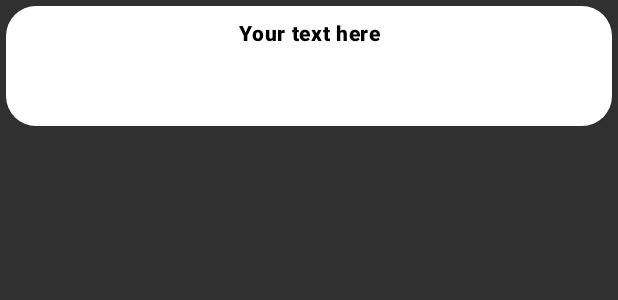
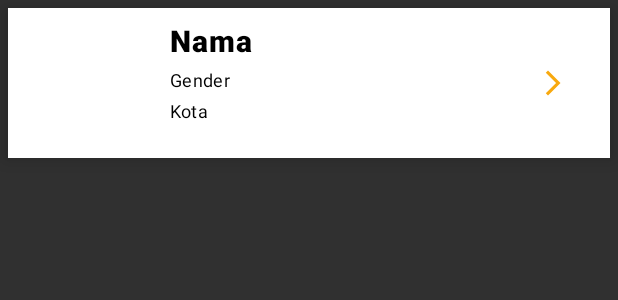
Before and after one commit to MichaelFeb5/lokala, an Android app: the layout orang_list_item.xml on its own in the app's theme, with its tools: preview values and no code run, on a phone screen of 412 x 824 dp. Shown: the top 300 px of the screen. Run offline under Robolectric (Android 15) with nearby library versions, the phone set to English and light mode, and no system bars.

Commit message:
Feat<CRUD> : Adding List Layout For Read Orang Hilang

```diff
--- a/app/src/main/java/com/example/lokala/ui/home/HomeFragment.kt
+++ b/app/src/main/java/com/example/lokala/ui/home/HomeFragment.kt
@@ -15,8 +15,7 @@ import com.example.lokala.databinding.FragmentHomeBinding
 
 // TODO: Rename parameter arguments, choose names that match
 // the fragment initialization parameters, e.g. ARG_ITEM_NUMBER
-private const val ARG_PARAM1 = "param1"
-private const val ARG_PARAM2 = "param2"
+
 
 /**
  * A simple [Fragment] subclass.
--- /dev/null
+++ b/app/src/main/res/drawable/baseline_arrow_forward_ios_24.xml
@@ -0,0 +1,5 @@
+<vector android:autoMirrored="true" android:height="100dp"
+    android:tint="#000000" android:viewportHeight="24"
+    android:viewportWidth="24" android:width="100dp" xmlns:android="http://schemas.android.com/apk/res/android">
+    <path android:fillColor="@android:color/white" android:pathData="M6.23,20.23l1.77,1.77l10,-10l-10,-10l-1.77,1.77l8.23,8.23z"/>
+</vector>
--- a/app/src/main/res/layout/activity_main.xml
+++ b/app/src/main/res/layout/activity_main.xml
@@ -4,6 +4,7 @@
     xmlns:tools="http://schemas.android.com/tools"
     android:layout_width="match_parent"
     android:layout_height="match_parent"
+    android:background="@color/white"
     tools:context=".ui.home.MainActivity">
 
     <RelativeLayout
@@ -18,6 +19,7 @@
     <com.etebarian.meowbottomnavigation.MeowBottomNavigation
         android:id="@+id/bottomNavigation"
         app:layout_constraintBottom_toTopOf="@+id/bottom"
+        app:mbn_selectedIconColor="@color/primarycolor"
         app:layout_constraintEnd_toEndOf="parent"
         app:layout_constraintStart_toStartOf="parent"
         android:layout_width="match_parent"
--- a/app/src/main/res/layout/orang_list_item.xml
+++ b/app/src/main/res/layout/orang_list_item.xml
@@ -1,51 +1,68 @@
 <?xml version="1.0" encoding="utf-8"?>
-<FrameLayout xmlns:android="http://schemas.android.com/apk/res/android"
+<LinearLayout xmlns:android="http://schemas.android.com/apk/res/android"
     xmlns:app="http://schemas.android.com/apk/res-auto"
     android:id="@+id/carousel_item_container"
     android:layout_width="match_parent"
     android:layout_height="wrap_content"
-    android:layout_margin="4dp"
+    android:layout_margin="5dp"
+    android:background="@color/white"
+    android:elevation="8dp"
     android:foreground="?attr/selectableItemBackground"
-    app:shapeAppearance="?attr/shapeAppearanceCornerExtraLarge">
-
-    <com.google.android.material.circularreveal.cardview.CircularRevealCardView
-        android:layout_width="wrap_content"
-        android:layout_height="wrap_content"
-        android:elevation="2dp"
-        app:cardCornerRadius="20dp">
+    android:orientation="horizontal">
 
     <ImageView
         android:id="@+id/iv_orang"
-            android:layout_width="match_parent"
-            android:layout_height="wrap_content"
-            android:scaleType="fitXY"
-            android:transitionName="image" />
+        android:layout_width="100dp"
+        android:layout_height="100dp"
+        android:scaleType="centerCrop" />
 
     <RelativeLayout
         android:layout_width="match_parent"
-            android:layout_height="match_parent">
+        android:layout_height="match_parent"
+        android:padding="8dp">
 
-            <!-- Add a black gradient at the bottom -->
-            <View
-                android:layout_width="match_parent"
-                android:layout_height="80dp"
-                android:layout_alignParentTop="true"
-                android:background="@color/white"
-                android:rotation="180" />
-
-            <!-- Add a TextView for the text overlay -->
         <TextView
-                android:id="@+id/tv_orang"
+            android:id="@+id/tv_nama"
             style="@style/TextAppearance.Material3.BodyLarge"
             android:layout_width="match_parent"
             android:layout_height="wrap_content"
-                android:layout_alignParentTop="true"
-                android:layout_margin="8dp"
-                android:gravity="center"
-                android:text="Your text here"
+            android:maxLines="@integer/material_motion_duration_medium_1"
+            android:text="Nama"
             android:textColor="@android:color/black"
             android:textFontWeight="900"
-                android:textSize="14sp" />
+            android:textSize="20sp" />
+
+        <TextView
+            android:id="@+id/tv_gender"
+            style="@style/TextAppearance.Material3.BodyMedium"
+            android:layout_width="match_parent"
+            android:layout_height="wrap_content"
+            android:layout_below="@id/tv_nama"
+            android:layout_marginTop="4dp"
+            android:text="Gender"
+            android:textColor="@android:color/black"
+            android:textSize="12sp" />
+
+        <TextView
+            android:id="@+id/tv_kota"
+            style="@style/TextAppearance.Material3.BodyMedium"
+            android:layout_width="match_parent"
+            android:layout_height="wrap_content"
+            android:layout_below="@id/tv_gender"
+            android:layout_marginTop="4dp"
+            android:text="Kota"
+            android:textColor="@android:color/black"
+            android:textSize="12sp" />
+
+        <!-- Add ImageView for arrow icon to the right -->
+        <ImageView
+            android:id="@+id/iv_arrow"
+            android:layout_width="20dp"
+            android:layout_height="20dp"
+            android:layout_alignParentEnd="true"
+            android:layout_centerVertical="true"
+            android:layout_marginEnd="20dp"
+            android:src="@drawable/baseline_arrow_forward_ios_24"
+            app:tint="@color/primarycolor" />
     </RelativeLayout>
-    </com.google.android.material.circularreveal.cardview.CircularRevealCardView>
-</FrameLayout>
+</LinearLayout>
--- a/app/src/main/res/values/colors.xml
+++ b/app/src/main/res/values/colors.xml
@@ -7,4 +7,7 @@
     <color name="teal_700">#FF018786</color>
     <color name="black">#FF000000</color>
     <color name="white">#FFFFFFFF</color>
+
+    <!--  Color Pattern  -->
+    <color name="primarycolor">#F8A90F</color>
 </resources>
--- a/app/src/main/res/values/themes.xml
+++ b/app/src/main/res/values/themes.xml
@@ -14,5 +14,12 @@
     </style>
 
     <style name="Theme.lokala" parent="Base.Theme.lokala" />
+  <!-- Base application theme. -->
+    <style name="Base.Theme.AppCompat" parent="Theme.Material3.DayNight.NoActionBar">
+        <!-- Customize your light theme here. -->
+        <!-- <item name="colorPrimary">@color/my_light_primary</item> -->
+    </style>
+
+    <style name="Theme.AppCompat" parent="Base.Theme.AppCompat" />
 
 </resources>
```
Also changed, not shown: app/build.gradle.kts (+8 -0 lines), app/src/main/AndroidManifest.xml (+8 -3 lines), app/src/main/java/com/example/lokala/data/dummy/OrangHilangDummy.kt (+120 -0 lines), app/src/main/java/com/example/lokala/ui/home/OrangHilangAdapter.kt (+11 -6 lines), app/src/main/res/layout/fragment_home.xml (+29 -25 lines), app/src/main/res/values/strings.xml (+43 -0 lines). Lines whose indentation alone changed are shown as unchanged.
